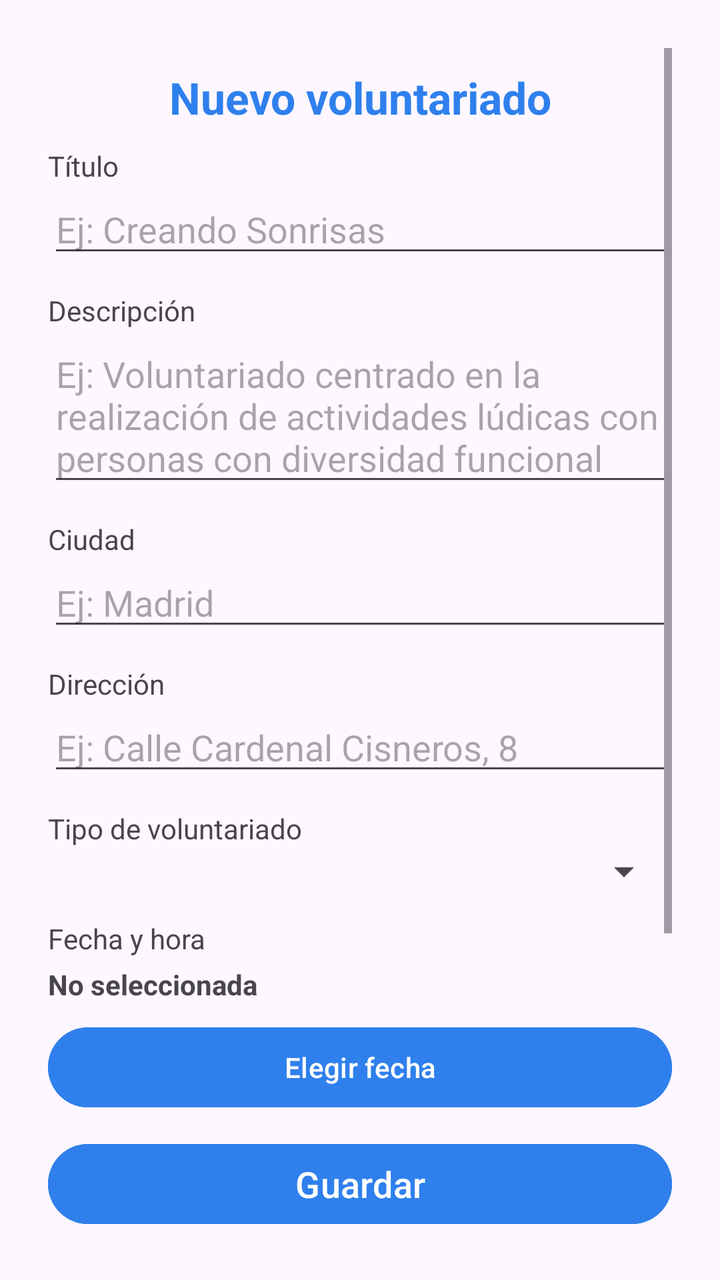
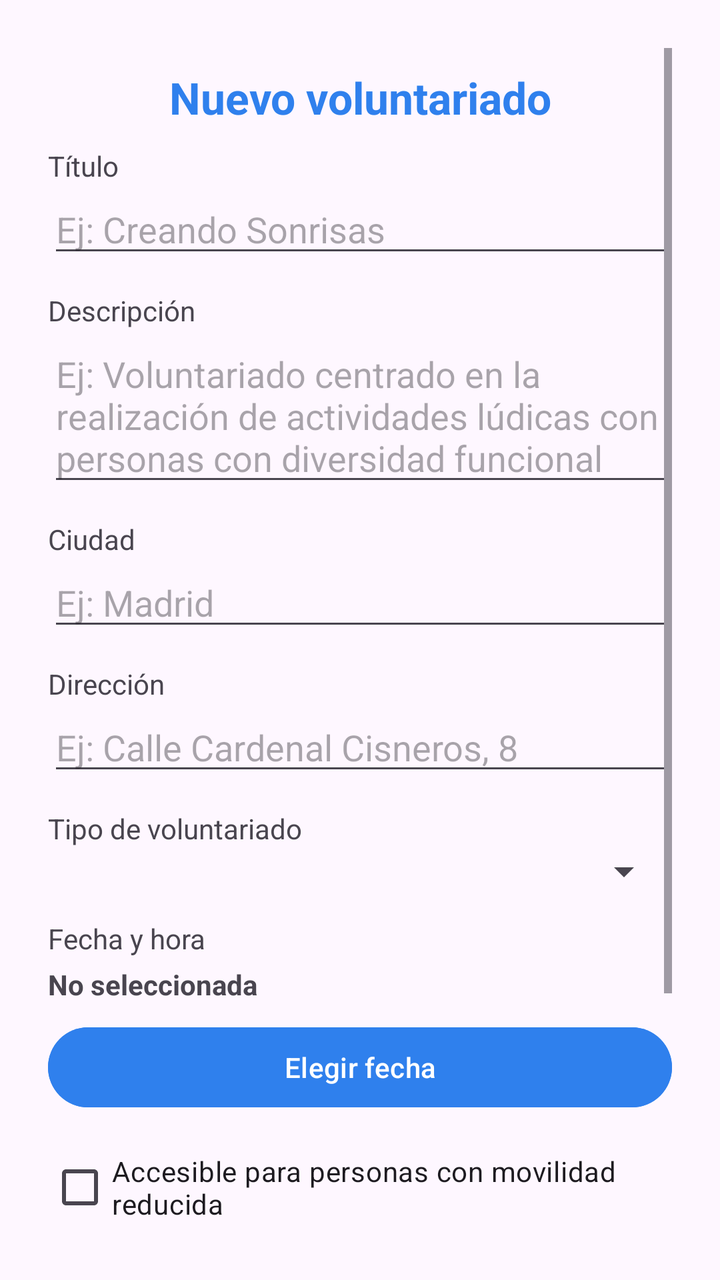

Before-and-after screenshots of an Android layout around one commit, followed by the original layout XML and the change that was made.
<!-- AndroidManifest.xml: application theme Theme.Conecta_Voluntariado_TFG -->
<!-- res/layout/activity_create_volunteering.xml -->
<?xml version="1.0" encoding="utf-8"?>
<androidx.constraintlayout.widget.ConstraintLayout xmlns:android="http://schemas.android.com/apk/res/android"
    xmlns:app="http://schemas.android.com/apk/res-auto"
    xmlns:tools="http://schemas.android.com/tools"
    android:id="@+id/main"
    android:layout_width="match_parent"
    android:layout_height="match_parent"
    android:padding="24dp"
    tools:context=".CreateVolunteeringActivity">

    <ScrollView
        android:layout_width="0dp"
        android:layout_height="0dp"
        app:layout_constraintBottom_toTopOf="@id/btnSave"
        app:layout_constraintTop_toTopOf="parent"
        app:layout_constraintStart_toStartOf="parent"
        app:layout_constraintEnd_toEndOf="parent">

        <LinearLayout
            android:layout_width="match_parent"
            android:layout_height="wrap_content"
            android:orientation="vertical">

            <TextView
                android:layout_width="match_parent"
                android:layout_height="wrap_content"
                android:text="Nuevo voluntariado"
                android:textAlignment="center"
                android:textSize="22sp"
                android:textStyle="bold"
                android:textColor="@color/brand_blue"
                android:padding="10dp" />

            <TextView
                android:layout_width="match_parent"
                android:layout_height="wrap_content"
                android:text="Título" />

            <EditText
                android:layout_width="match_parent"
                android:layout_height="wrap_content"
                android:id="@+id/etTitle"
                android:hint="Ej: Creando Sonrisas" />

            <TextView
                android:layout_width="match_parent"
                android:layout_height="wrap_content"
                android:layout_marginTop="12dp"
                android:text="Descripción" />

            <EditText
                android:layout_width="match_parent"
                android:layout_height="wrap_content"
                android:id="@+id/etDescription"
                android:hint="Ej: Voluntariado centrado en la realización de actividades lúdicas con personas con diversidad funcional"
                android:minLines="3"
                android:gravity="top"
                android:inputType="textMultiLine" />

            <TextView
                android:layout_width="match_parent"
                android:layout_height="wrap_content"
                android:layout_marginTop="12dp"
                android:text="Ciudad" />

            <EditText
                android:layout_width="match_parent"
                android:layout_height="wrap_content"
                android:id="@+id/etCity"
                android:hint="Ej: Madrid" />

            <TextView
                android:layout_width="match_parent"
                android:layout_height="wrap_content"
                android:layout_marginTop="12dp"
                android:text="Dirección" />

            <EditText
                android:layout_width="match_parent"
                android:layout_height="wrap_content"
                android:id="@+id/etAddress"
                android:hint="Ej: Calle Cardenal Cisneros, 8" />

            <TextView
                android:layout_width="match_parent"
                android:layout_height="wrap_content"
                android:layout_marginTop="12dp"
                android:text="Tipo de voluntariado" />

            <Spinner
                android:layout_width="match_parent"
                android:layout_height="wrap_content"
                android:id="@+id/spType" />

            <TextView
                android:layout_width="match_parent"
                android:layout_height="wrap_content"
                android:layout_marginTop="12dp"
                android:text="Fecha y hora" />

            <TextView
                android:layout_width="match_parent"
                android:layout_height="wrap_content"
                android:id="@+id/tvDateSelected"
                android:text="No seleccionada"
                android:textStyle="bold"
                android:paddingTop="4dp"
                android:paddingBottom="8dp" />

            <Button
                android:layout_width="match_parent"
                android:layout_height="wrap_content"
                android:id="@+id/btnPickDate"
                android:layout_weight="1"
                android:text="Elegir fecha"
                android:backgroundTint="@color/brand_blue" />

            <CheckBox
                android:layout_width="match_parent"
                android:layout_height="wrap_content"
                android:id="@+id/cbAccessibility"
                android:layout_marginTop="12dp"
                android:text="Accesible para personas con movilidad reducida" />

            <CheckBox
                android:layout_width="match_parent"
                android:layout_height="wrap_content"
                android:id="@+id/cbInvolvesMinors"
                android:text="Implica menores" />

            <LinearLayout
                android:layout_width="match_parent"
                android:layout_height="wrap_content"
                android:orientation="horizontal"
                android:gravity="center_vertical">

                <TextView
                    android:layout_width="wrap_content"
                    android:layout_height="wrap_content"
                    android:text="Activo"
                    android:layout_marginEnd="10dp" />

                 <Switch
                    android:layout_width="wrap_content"
                    android:layout_height="wrap_content"
                     android:id="@+id/swActive"
                    android:checked="true" />

            </LinearLayout>

        </LinearLayout>

    </ScrollView>

    <Button
        android:layout_width="0dp"
        android:layout_height="wrap_content"
        android:id="@+id/btnSave"
        android:text="Guardar"
        android:textSize="18sp"
        android:backgroundTint="@color/brand_blue"
        app:layout_constraintBottom_toBottomOf="parent"
        app:layout_constraintStart_toStartOf="parent"
        app:layout_constraintEnd_toEndOf="parent" />

</androidx.constraintlayout.widget.ConstraintLayout>
<!-- resources referenced by this layout -->
<resources>
  <color name="brand_blue">#2F80ED</color>
  <style name="Theme.Conecta_Voluntariado_TFG" parent="Base.Theme.Conecta_Voluntariado_TFG" />
  <style name="Base.Theme.Conecta_Voluntariado_TFG" parent="Theme.Material3.DayNight.NoActionBar">
          
          
      </style>
</resources>

<!-- the commit's change to res/layout/activity_create_volunteering.xml (unified diff, before → after) -->
@@ -11,10 +11,10 @@
     <ScrollView
         android:layout_width="0dp"
         android:layout_height="0dp"
-        app:layout_constraintBottom_toTopOf="@id/btnSave"
-        app:layout_constraintTop_toTopOf="parent"
+        app:layout_constraintBottom_toBottomOf="parent"
+        app:layout_constraintEnd_toEndOf="parent"
         app:layout_constraintStart_toStartOf="parent"
-        app:layout_constraintEnd_toEndOf="parent">
+        app:layout_constraintTop_toTopOf="parent">
 
         <LinearLayout
             android:layout_width="match_parent"
@@ -24,12 +24,12 @@
             <TextView
                 android:layout_width="match_parent"
                 android:layout_height="wrap_content"
+                android:padding="10dp"
                 android:text="Nuevo voluntariado"
                 android:textAlignment="center"
+                android:textColor="@color/brand_blue"
                 android:textSize="22sp"
-                android:textStyle="bold"
-                android:textColor="@color/brand_blue"
-                android:padding="10dp" />
+                android:textStyle="bold" />
 
             <TextView
                 android:layout_width="match_parent"
@@ -37,9 +37,9 @@
                 android:text="Título" />
 
             <EditText
+                android:id="@+id/etTitle"
                 android:layout_width="match_parent"
                 android:layout_height="wrap_content"
-                android:id="@+id/etTitle"
                 android:hint="Ej: Creando Sonrisas" />
 
             <TextView
@@ -49,13 +49,13 @@
                 android:text="Descripción" />
 
             <EditText
+                android:id="@+id/etDescription"
                 android:layout_width="match_parent"
                 android:layout_height="wrap_content"
-                android:id="@+id/etDescription"
+                android:gravity="top"
                 android:hint="Ej: Voluntariado centrado en la realización de actividades lúdicas con personas con diversidad funcional"
-                android:minLines="3"
-                android:gravity="top"
-                android:inputType="textMultiLine" />
+                android:inputType="textMultiLine"
+                android:minLines="3" />
 
             <TextView
                 android:layout_width="match_parent"
@@ -64,9 +64,9 @@
                 android:text="Ciudad" />
 
             <EditText
+                android:id="@+id/etCity"
                 android:layout_width="match_parent"
                 android:layout_height="wrap_content"
-                android:id="@+id/etCity"
                 android:hint="Ej: Madrid" />
 
             <TextView
@@ -76,9 +76,9 @@
                 android:text="Dirección" />
 
             <EditText
+                android:id="@+id/etAddress"
                 android:layout_width="match_parent"
                 android:layout_height="wrap_content"
-                android:id="@+id/etAddress"
                 android:hint="Ej: Calle Cardenal Cisneros, 8" />
 
             <TextView
@@ -88,9 +88,9 @@
                 android:text="Tipo de voluntariado" />
 
             <Spinner
+                android:id="@+id/spType"
                 android:layout_width="match_parent"
-                android:layout_height="wrap_content"
-                android:id="@+id/spType" />
+                android:layout_height="wrap_content" />
 
             <TextView
                 android:layout_width="match_parent"
@@ -99,68 +99,66 @@
                 android:text="Fecha y hora" />
 
             <TextView
+                android:id="@+id/tvDateSelected"
                 android:layout_width="match_parent"
                 android:layout_height="wrap_content"
-                android:id="@+id/tvDateSelected"
+                android:paddingTop="4dp"
+                android:paddingBottom="8dp"
                 android:text="No seleccionada"
-                android:textStyle="bold"
-                android:paddingTop="4dp"
-                android:paddingBottom="8dp" />
+                android:textStyle="bold" />
 
             <Button
+                android:id="@+id/btnPickDate"
                 android:layout_width="match_parent"
                 android:layout_height="wrap_content"
-                android:id="@+id/btnPickDate"
                 android:layout_weight="1"
-                android:text="Elegir fecha"
-                android:backgroundTint="@color/brand_blue" />
+                android:backgroundTint="@color/brand_blue"
+                android:text="Elegir fecha" />
 
             <CheckBox
+                android:id="@+id/cbAccessibility"
                 android:layout_width="match_parent"
                 android:layout_height="wrap_content"
-                android:id="@+id/cbAccessibility"
                 android:layout_marginTop="12dp"
                 android:text="Accesible para personas con movilidad reducida" />
 
             <CheckBox
+                android:id="@+id/cbInvolvesMinors"
                 android:layout_width="match_parent"
                 android:layout_height="wrap_content"
-                android:id="@+id/cbInvolvesMinors"
                 android:text="Implica menores" />
 
             <LinearLayout
                 android:layout_width="match_parent"
                 android:layout_height="wrap_content"
-                android:orientation="horizontal"
-                android:gravity="center_vertical">
+                android:gravity="center_vertical"
+                android:orientation="horizontal">
 
                 <TextView
                     android:layout_width="wrap_content"
                     android:layout_height="wrap_content"
-                    android:text="Activo"
-                    android:layout_marginEnd="10dp" />
+                    android:layout_marginEnd="10dp"
+                    android:text="Activo" />
 
-                 <Switch
+                <Switch
+                    android:id="@+id/swActive"
                     android:layout_width="wrap_content"
                     android:layout_height="wrap_content"
-                     android:id="@+id/swActive"
                     android:checked="true" />
 
             </LinearLayout>
+
+            <Button
+                android:id="@+id/btnSave"
+                android:layout_width="match_parent"
+                android:layout_height="wrap_content"
+                android:backgroundTint="@color/brand_blue"
+                android:text="Guardar"
+                android:textSize="18sp"
+                android:layout_marginTop="25dp"/>
 
         </LinearLayout>
 
     </ScrollView>
 
-    <Button
-        android:layout_width="0dp"
-        android:layout_height="wrap_content"
-        android:id="@+id/btnSave"
-        android:text="Guardar"
-        android:textSize="18sp"
-        android:backgroundTint="@color/brand_blue"
-        app:layout_constraintBottom_toBottomOf="parent"
-        app:layout_constraintStart_toStartOf="parent"
-        app:layout_constraintEnd_toEndOf="parent" />
-
 </androidx.constraintlayout.widget.ConstraintLayout>
